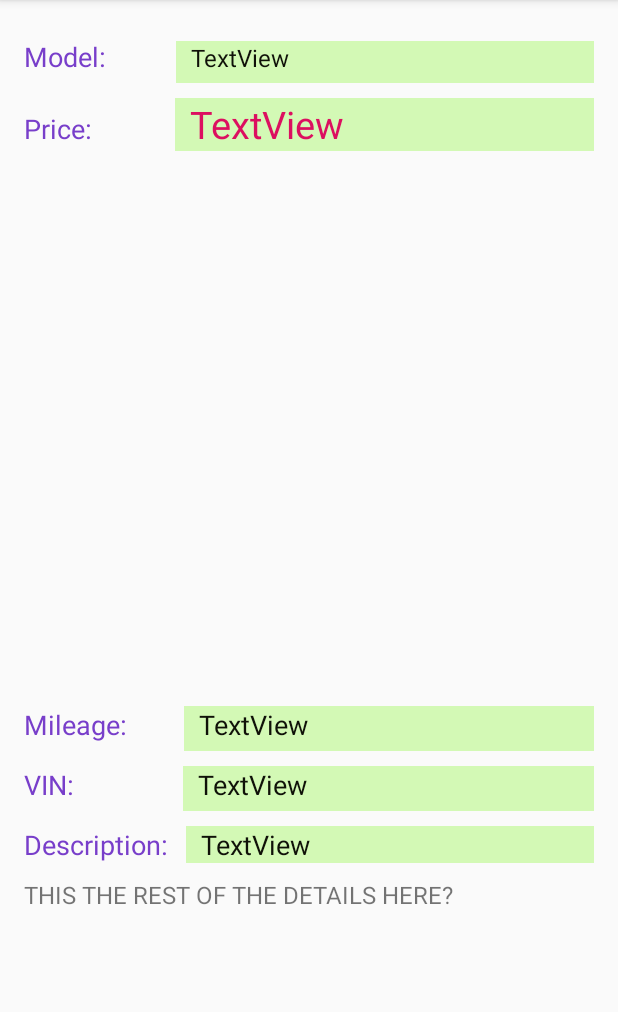
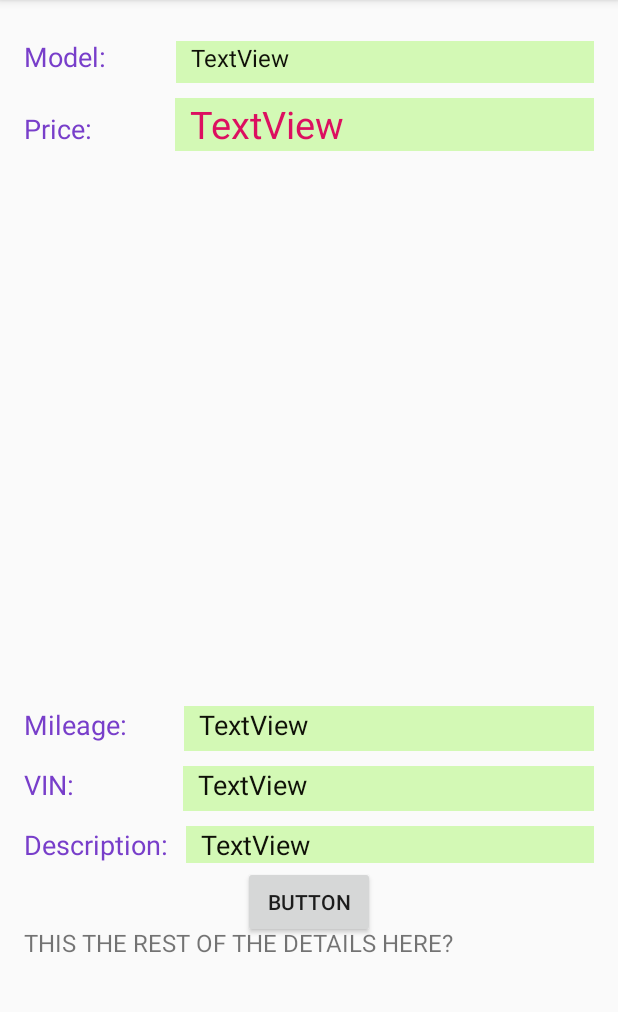
Before and after one commit to LBCesar/Project3, an Android app: the fragment carInfoFragment shown on its own in the app's theme, on a phone screen of 412 x 824 dp, the part 84-1096 px from its top. Run offline under Robolectric (Android 15) with nearby library versions, the phone set to English and light mode, and no system bars; our stand-ins replace Picasso; pictures from the network do not load.

```diff
--- a/app/src/main/java/com/example/project3/DataBaseHelper.java
+++ b/app/src/main/java/com/example/project3/DataBaseHelper.java
@@ -137,6 +137,7 @@ public class DataBaseHelper extends AsyncTask<Void, Void, Void> {
 //                    MoreDetailsActivity.moreDetailsCarList.add(moreDetails);
 //                    MainActivity.mdMain = moreDetails;
                     carInfo.moreDetailsCarList.add(moreDetails);
+                    carInfoFragment.moreDetailsCarList.add(moreDetails);
 //                    MainActivity.moreDetailsCarList.add(moreDetails);
                 }
             } catch (JSONException e) {
--- a/app/src/main/java/com/example/project3/DetailCar.java
+++ b/app/src/main/java/com/example/project3/DetailCar.java
@@ -28,6 +28,9 @@ public class DetailCar implements Serializable {
     public String vehicle_make;
     public String vehicle_url;
     public String vin_number;
+
+    public String myUrl;
+
 
     // An empty constructor
     public DetailCar(){ }
--- a/app/src/main/java/com/example/project3/carInfo.java
+++ b/app/src/main/java/com/example/project3/carInfo.java
@@ -1,18 +1,12 @@
 package com.example.project3;
 
 import android.annotation.SuppressLint;
-import android.content.DialogInterface;
-import android.content.Intent;
 import android.support.v7.app.AppCompatActivity;
 import android.os.Bundle;
-import android.util.Log;
 import android.view.View;
-import android.view.ViewGroup;
 import android.webkit.URLUtil;
-import android.widget.ArrayAdapter;
 import android.widget.Button;
 import android.widget.ImageView;
-import android.widget.Spinner;
 import android.widget.TextView;
 
 import com.squareup.picasso.Picasso;
--- a/app/src/main/res/layout/fragment_car_info.xml
+++ b/app/src/main/res/layout/fragment_car_info.xml
@@ -181,14 +181,26 @@
             </LinearLayout>
 
             <TextView
-                android:id="@+id/mdd"
+                android:id="@+id/mddBIG"
+                android:layout_width="match_parent"
+                android:layout_height="wrap_content"
+                android:layout_below="@id/btn_moredetailsBIG"
+                android:layout_marginTop="-8dp"
                 android:text="THIS THE REST OF THE DETAILS HERE?"
                 android:textSize="16sp"
+
+                tools:ignore="NotSibling" />
+
+            <Button
+                android:id="@+id/btn_moredetailsBIG"
+                android:layout_width="wrap_content"
+                android:layout_height="wrap_content"
                 android:layout_below="@id/layout6"
-                android:layout_marginTop="10dp"
-                android:layout_width="match_parent"
-                android:layout_height="wrap_content"
-                tools:ignore="NotSibling" />
+                android:layout_marginTop="2dp"
+                android:layout_centerHorizontal="true"
+
+                android:gravity="center"
+                android:text="Button" />
 
         </RelativeLayout>
     </android.support.v4.widget.NestedScrollView>
```
Also changed, not shown: app/src/main/java/com/example/project3/MainActivity.java (+11 -0 lines), app/src/main/java/com/example/project3/MoreDetailsActivity.java (+25 -23 lines), app/src/main/java/com/example/project3/carInfoFragment.java (+64 -0 lines), app/src/main/res/layout/activity_car_info.xml (+7 -7 lines).
